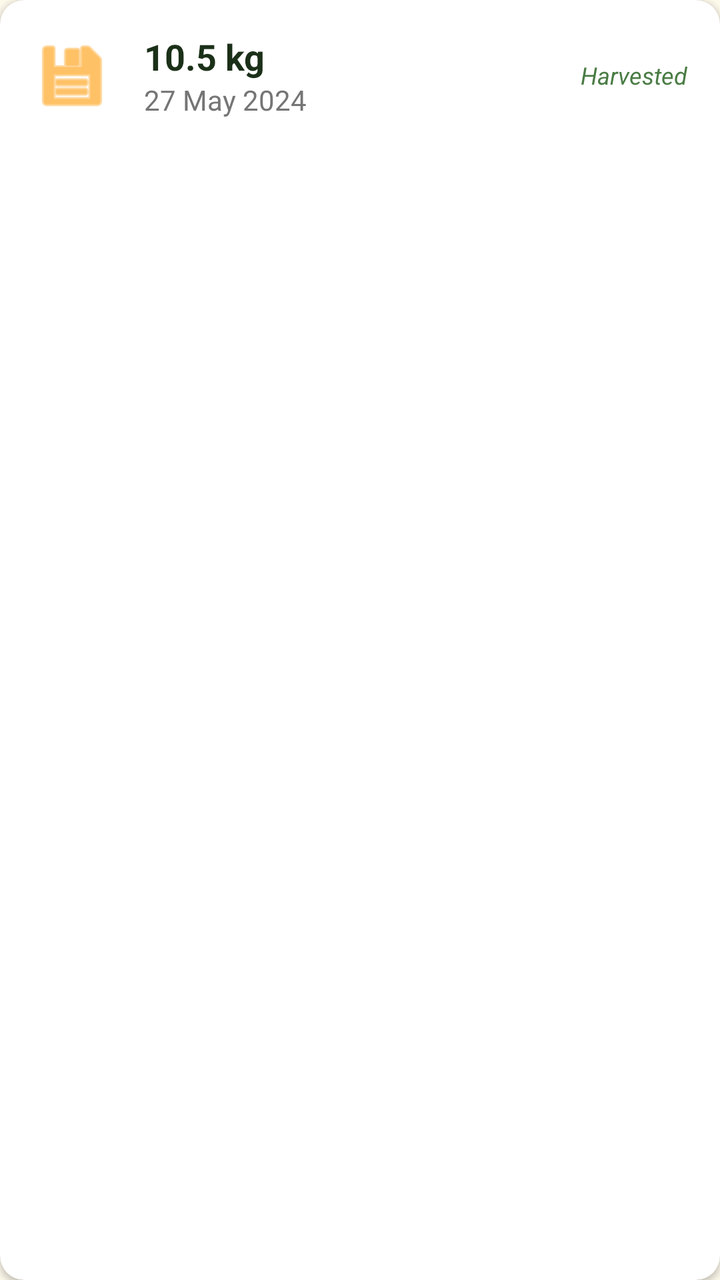
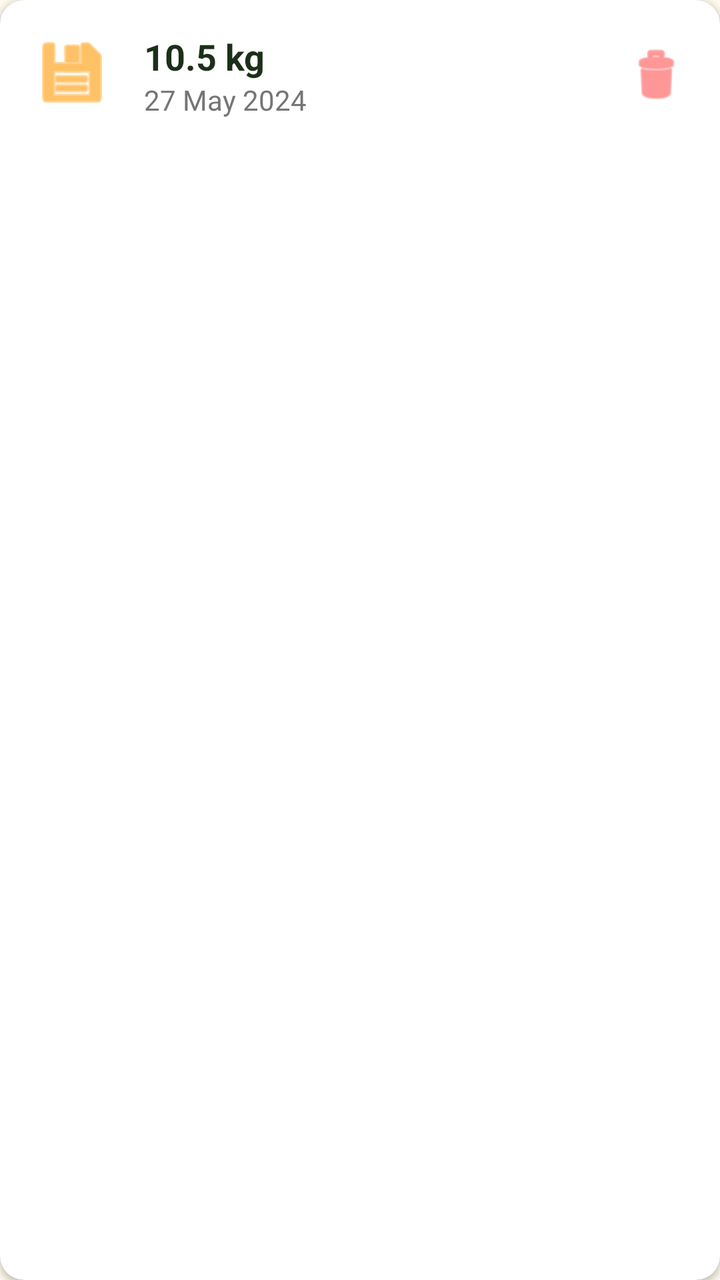

Before-and-after screenshots of an Android layout around one commit, followed by the original layout XML and the change that was made.
<!-- AndroidManifest.xml: application theme Theme.MadhuSiri -->
<!-- res/layout/item_honey_record.xml -->
<?xml version="1.0" encoding="utf-8"?>
<androidx.cardview.widget.CardView xmlns:android="http://schemas.android.com/apk/res/android"
    xmlns:app="http://schemas.android.com/apk/res-auto"
    android:layout_width="match_parent"
    android:layout_height="wrap_content"
    android:layout_marginHorizontal="16dp"
    android:layout_marginVertical="8dp"
    app:cardCornerRadius="12dp">

    <LinearLayout
        android:layout_width="match_parent"
        android:layout_height="wrap_content"
        android:orientation="horizontal"
        android:padding="16dp"
        android:gravity="center_vertical">

        <ImageView
            android:layout_width="40dp"
            android:layout_height="40dp"
            android:src="@android:drawable/ic_menu_save"
            app:tint="@color/honey_orange"
            android:contentDescription="Honey Icon"/>

        <LinearLayout
            android:layout_width="0dp"
            android:layout_height="wrap_content"
            android:layout_weight="1"
            android:orientation="vertical"
            android:layout_marginStart="16dp">

            <TextView
                android:id="@+id/tvQuantity"
                android:layout_width="wrap_content"
                android:layout_height="wrap_content"
                android:text="10.5 kg"
                android:textStyle="bold"
                android:textSize="18sp"
                android:textColor="@color/text_dark"/>

            <TextView
                android:id="@+id/tvDate"
                android:layout_width="wrap_content"
                android:layout_height="wrap_content"
                android:text="27 May 2024"
                android:textColor="@color/text_gray"
                android:textSize="14sp"/>
        </LinearLayout>

        <TextView
            android:layout_width="wrap_content"
            android:layout_height="wrap_content"
            android:text="Harvested"
            android:textColor="@color/primary_green"
            android:textStyle="italic"
            android:textSize="12sp"/>

    </LinearLayout>
</androidx.cardview.widget.CardView>
<!-- resources referenced by this layout -->
<resources>
  <color name="honey_orange">#FF9800</color>
  <color name="primary_green">#4A7C44</color>
  <color name="text_dark">#1B3018</color>
  <color name="text_gray">#757575</color>
  <style name="Theme.MadhuSiri" parent="Theme.MaterialComponents.Light.NoActionBar">
          
          <item name="colorPrimary">@color/primary_green</item>
          <item name="colorPrimaryVariant">@color/primary_dark</item>
          <item name="colorOnPrimary">@color/white</item>
          
          <item name="colorSecondary">@color/honey_yellow</item>
          <item name="colorSecondaryVariant">@color/honey_orange</item>
          <item name="colorOnSecondary">@color/black</item>
          
          <item name="android:statusBarColor">@color/primary_dark</item>
          
          <item name="android:windowBackground">@color/background_cream</item>
  
          <item name="cardViewStyle">@style/CustomCardView</item>
      </style>
  <color name="primary_dark">#2E4B28</color>
  <color name="white">#FFFFFFFF</color>
  <color name="honey_yellow">#FFC107</color>
  <color name="black">#FF000000</color>
  <color name="background_cream">#FDF9EB</color>
  <style name="CustomCardView" parent="Widget.MaterialComponents.CardView">
          <item name="cardCornerRadius">16dp</item>
          <item name="cardElevation">2dp</item>
          <item name="cardBackgroundColor">@color/card_bg</item>
      </style>
  <color name="card_bg">#FFFFFF</color>
</resources>

<!-- the commit's change to res/layout/item_honey_record.xml (unified diff, before → after) -->
@@ -7,14 +7,13 @@
     android:layout_marginVertical="8dp"
     app:cardCornerRadius="12dp">
 
-    <LinearLayout
+    <RelativeLayout
         android:layout_width="match_parent"
         android:layout_height="wrap_content"
-        android:orientation="horizontal"
-        android:padding="16dp"
-        android:gravity="center_vertical">
+        android:padding="16dp">
 
         <ImageView
+            android:id="@+id/ivIcon"
             android:layout_width="40dp"
             android:layout_height="40dp"
             android:src="@android:drawable/ic_menu_save"
@@ -22,9 +21,10 @@
             android:contentDescription="Honey Icon"/>
 
         <LinearLayout
-            android:layout_width="0dp"
+            android:layout_width="wrap_content"
             android:layout_height="wrap_content"
-            android:layout_weight="1"
+            android:layout_toEndOf="@id/ivIcon"
+            android:layout_toStartOf="@id/btnDelete"
             android:orientation="vertical"
             android:layout_marginStart="16dp">
 
@@ -46,13 +46,16 @@
                 android:textSize="14sp"/>
         </LinearLayout>
 
-        <TextView
-            android:layout_width="wrap_content"
-            android:layout_height="wrap_content"
-            android:text="Harvested"
-            android:textColor="@color/primary_green"
-            android:textStyle="italic"
-            android:textSize="12sp"/>
+        <ImageButton
+            android:id="@+id/btnDelete"
+            android:layout_width="32dp"
+            android:layout_height="32dp"
+            android:layout_alignParentEnd="true"
+            android:layout_centerVertical="true"
+            android:background="?attr/selectableItemBackgroundBorderless"
+            android:src="@android:drawable/ic_menu_delete"
+            app:tint="#FF5252"
+            android:contentDescription="Delete"/>
 
-    </LinearLayout>
+    </RelativeLayout>
 </androidx.cardview.widget.CardView>
